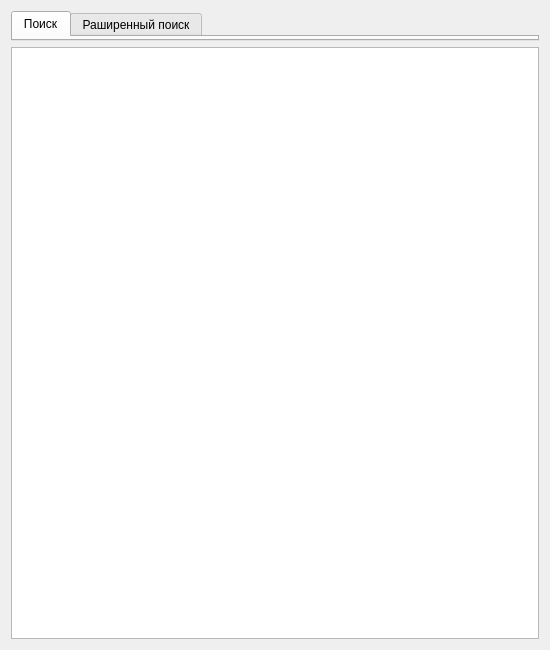
The window that Forms/widget.ui (BeJloCuTTeguCT/BDKursovoiProject4Sem) describes before a commit, drawn with Qt 5.
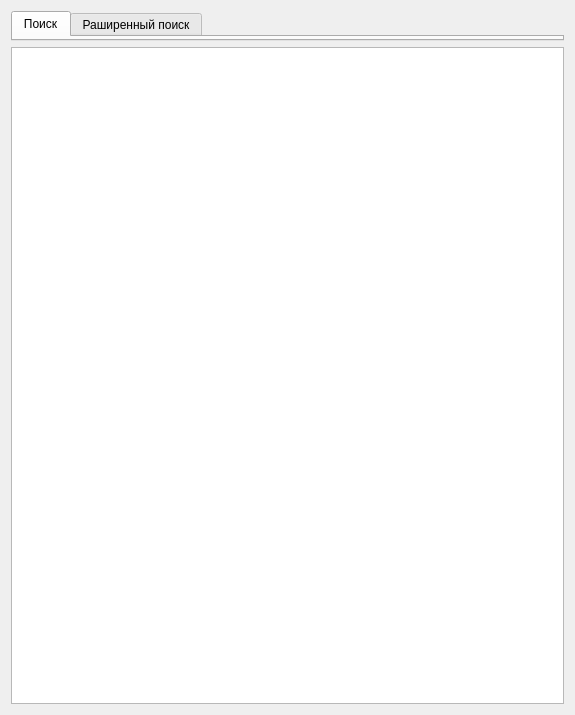
The same window after the commit. Icons and pictures are not drawn.

The edit to the form file:
```diff
--- a/Forms/widget.ui
+++ b/Forms/widget.ui
@@ -6,8 +6,8 @@
    <rect>
     <x>0</x>
     <y>0</y>
-    <width>550</width>
-    <height>650</height>
+    <width>575</width>
+    <height>715</height>
    </rect>
   </property>
   <property name="windowTitle">
```
